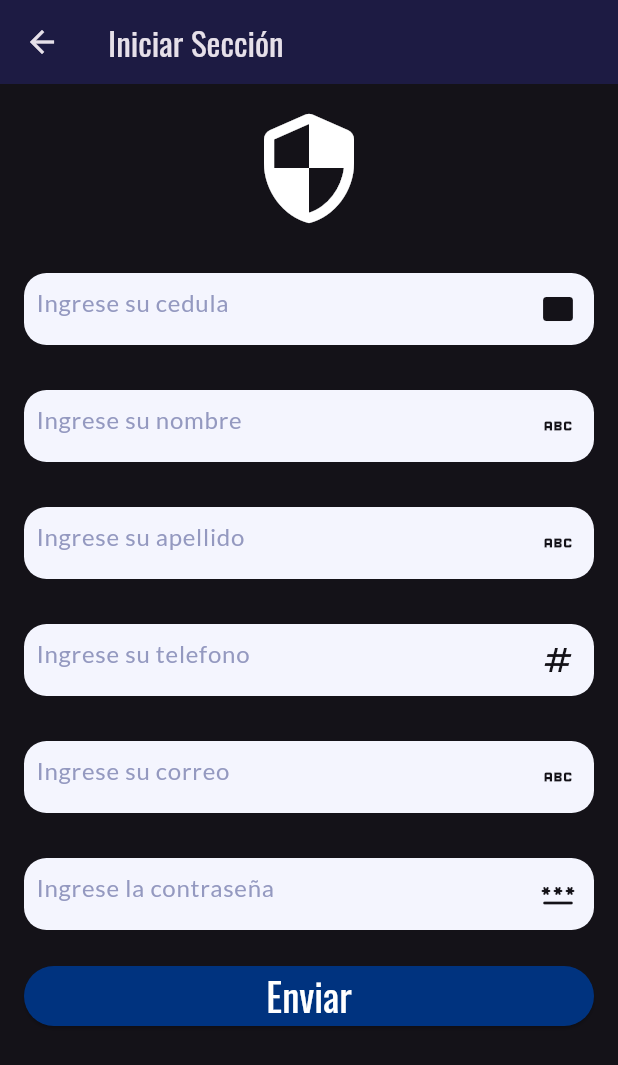
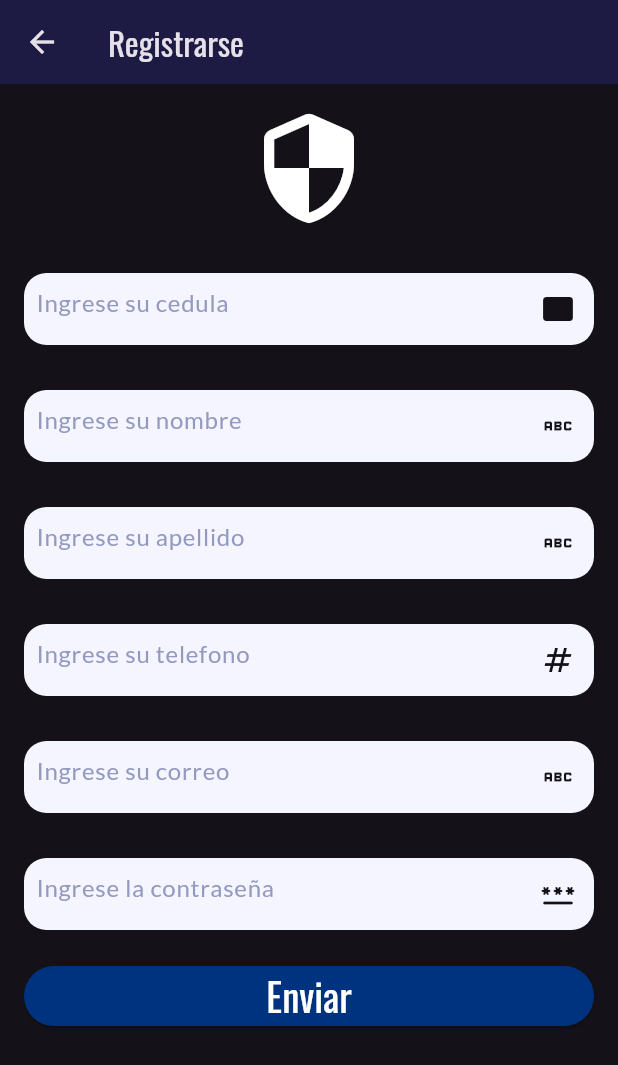
Before and after one commit to adrianee036/flutter_defensa_civil, a Flutter app: the Voluntario screen opened directly, on a phone screen of 412 x 824 dp. Shown: the top 1065 px of the screen. Run offline on Flutter 3.47's test engine with Material 3 defaults, Android fonts, the phone set to English and light mode, and no system bars; our stand-ins replace awesome_snackbar_content, cached_network_image, flutter_map, geocoding, google_fonts, latlong2 and 1 more; network calls fail.

Commit message:
Update voluntario.dart

```diff
--- a/lib/Main Features/voluntario.dart
+++ b/lib/Main Features/voluntario.dart
@@ -53,7 +53,7 @@ class _VoluntarioState extends State<Voluntario> {
   Widget build(BuildContext context) {
     return Scaffold(
       appBar: AppBar(
-        title: const Text('Iniciar Sección'),
+        title: const Text('Registrarse'),
       ),
       body: Padding(
         padding: const EdgeInsets.all(16.0),
```
